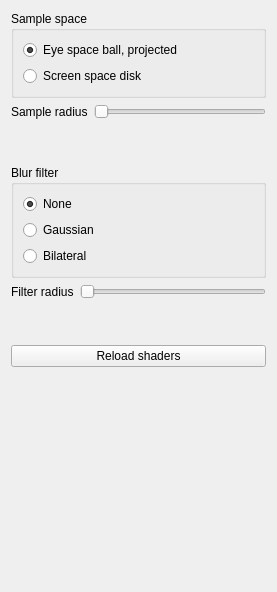
Before: the Qt Designer form plugins/render-ssao/renderssaowidget.ui in osukarusan/frr-assignments, drawn with Qt 5.
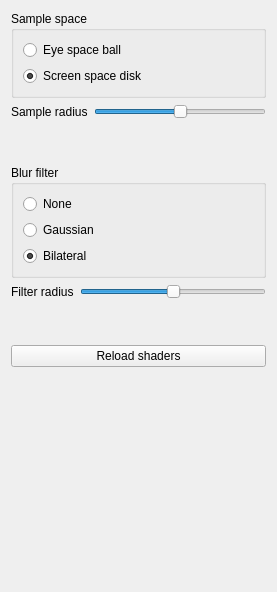
After: the same form once the commit is applied.

```diff
--- a/plugins/render-ssao/renderssaowidget.ui
+++ b/plugins/render-ssao/renderssaowidget.ui
@@ -10,6 +10,12 @@
     <height>592</height>
    </rect>
   </property>
+  <property name="sizePolicy">
+   <sizepolicy hsizetype="Expanding" vsizetype="Preferred">
+    <horstretch>0</horstretch>
+    <verstretch>0</verstretch>
+   </sizepolicy>
+  </property>
   <property name="windowTitle">
    <string>Form</string>
   </property>
@@ -26,10 +32,10 @@
       <item>
        <widget class="QRadioButton" name="rbSampleWorld">
         <property name="text">
-         <string>Eye space ball, projected</string>
+         <string>Eye space ball</string>
         </property>
         <property name="checked">
-         <bool>true</bool>
+         <bool>false</bool>
         </property>
        </widget>
       </item>
@@ -38,6 +44,9 @@
         <property name="text">
          <string>Screen space disk</string>
         </property>
+        <property name="checked">
+         <bool>true</bool>
+        </property>
        </widget>
       </item>
      </layout>
@@ -57,6 +66,9 @@
        <property name="maximum">
         <number>100</number>
        </property>
+       <property name="value">
+        <number>50</number>
+       </property>
        <property name="orientation">
         <enum>Qt::Horizontal</enum>
        </property>
@@ -92,7 +104,7 @@
          <string>None</string>
         </property>
         <property name="checked">
-         <bool>true</bool>
+         <bool>false</bool>
         </property>
        </widget>
       </item>
@@ -108,6 +120,9 @@
         <property name="text">
          <string>Bilateral</string>
         </property>
+        <property name="checked">
+         <bool>true</bool>
+        </property>
        </widget>
       </item>
      </layout>
@@ -127,6 +142,9 @@
        <property name="maximum">
         <number>100</number>
        </property>
+       <property name="value">
+        <number>50</number>
+       </property>
        <property name="orientation">
         <enum>Qt::Horizontal</enum>
        </property>
```
